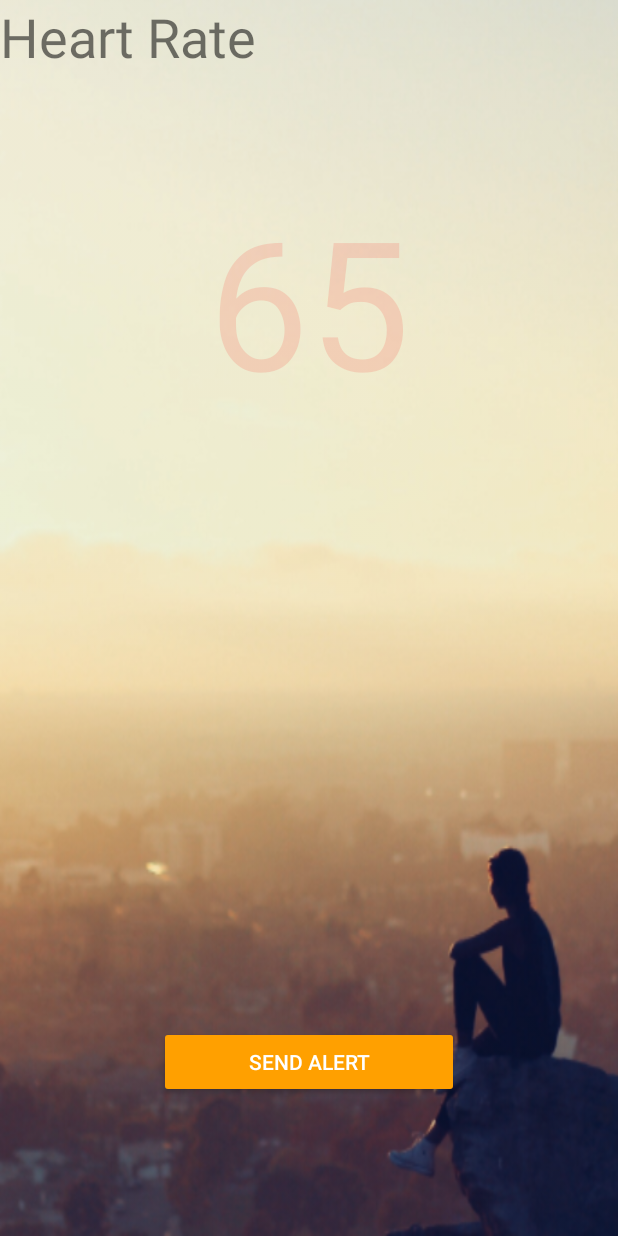
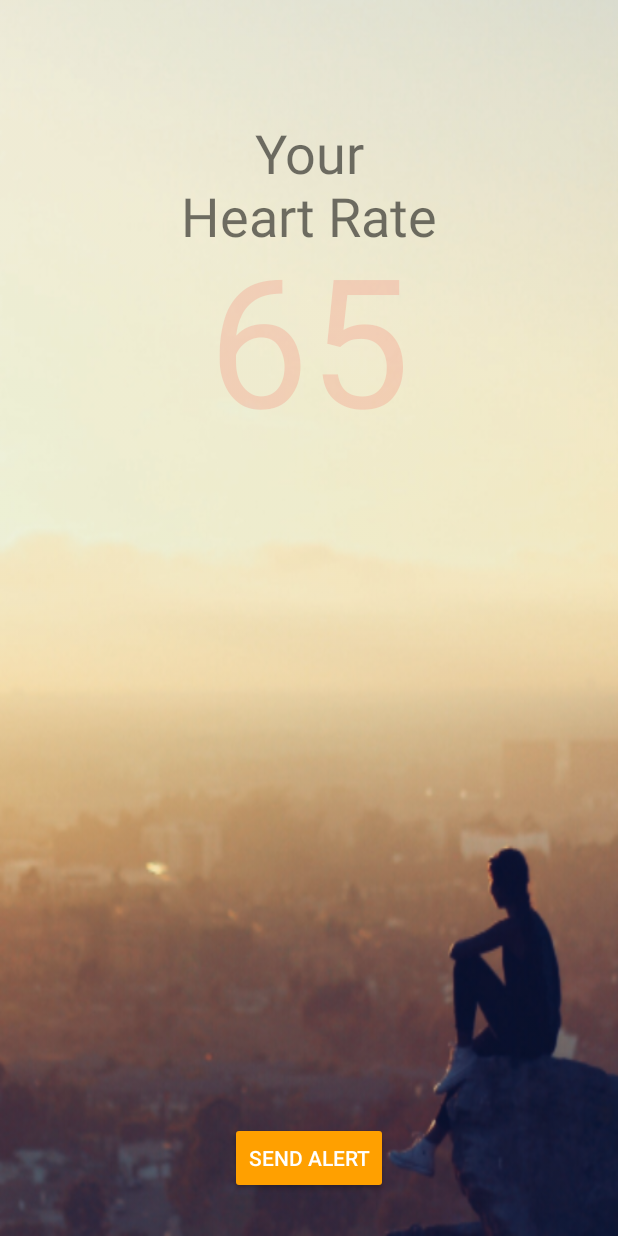
Before and after one commit to cbonoz/inventathon_ekg, an Android app: the screen it shows after launch once a user with an empty profile is signed in (MainActivity), after a tap on "CPR HELP", on a phone screen of 412 x 824 dp. Run offline under Robolectric (Android 15) with nearby library versions, the light colour scheme and no system bars; our stand-ins replace Firebase (no records; nobody signed in at launch, a user with empty details on screens opened directly); 4 statements that could not run were skipped.

Commit message:
Add cpr help button to cprfragment

```diff
--- a/app/src/main/java/com/ekg/www/inventathon/MainActivity.java
+++ b/app/src/main/java/com/ekg/www/inventathon/MainActivity.java
@@ -40,6 +40,8 @@ public class MainActivity extends FragmentActivity implements
     private final FirebaseAuth mAuth = FirebaseAuth.getInstance();
     private FirebaseAuth.AuthStateListener mAuthListener;
     private FirebaseUser user = null;
+
+    private static final String userName = "John";
 
     private Fragment homeFragment = new HomeFragment();
     private Fragment mapFragment = new DefibrillatorMapsFragment();
@@ -194,7 +196,10 @@ public class MainActivity extends FragmentActivity implements
                 // TODO: Load another fragment
                 return;
             case Constants.CPR_FRAGMENT:
+                Bundle bundle = new Bundle();
+                bundle.putString("userName", userName);
                 targetFragment = cprFragment;
+                targetFragment.setArguments(bundle);
                 break;
             case Constants.MAP_FRAGMENT:
                 targetFragment = mapFragment;
--- a/app/src/main/java/com/ekg/www/inventathon/fragments/CPRFragment.java
+++ b/app/src/main/java/com/ekg/www/inventathon/fragments/CPRFragment.java
@@ -2,8 +2,8 @@ package com.ekg.www.inventathon.fragments;
 
 import android.content.Context;
 import android.graphics.Color;
-import android.media.AudioManager;
 import android.os.Bundle;
+import android.os.CountDownTimer;
 import android.os.Handler;
 import android.os.Vibrator;
 import android.speech.tts.TextToSpeech;
@@ -17,6 +17,8 @@ import android.widget.Button;
 import android.widget.TextView;
 import android.widget.Toast;
 
+import com.ekg.www.inventathon.Constants;
+import com.ekg.www.inventathon.MainActivity;
 import com.ekg.www.inventathon.R;
 import com.google.android.gms.maps.model.LatLng;
 
@@ -27,7 +29,6 @@ import java.util.Timer;
 import java.util.TimerTask;
 
 import static android.R.attr.alpha;
-import static android.content.Context.AUDIO_SERVICE;
 import static com.google.android.gms.wearable.DataMap.TAG;
 
 /**
@@ -39,26 +40,25 @@ public class CPRFragment extends Fragment {
     private TextToSpeech t1;
 
     private Button cardiacButton;
+    private Button cprButton;
     private TextView heartTextView;
-    private static final String name = "John";
+    private String userName;
+
     private LatLng userLocation = new LatLng(-105, 54);
 
     private final String CPR_VOICE_MESSAGE = "I may be in trouble, Check my phone to help.";
-    private final String CPR_TEXT_MESSAGE =
-            name + " may need help. Current has a critically low heart rate, at location: "
-                    + userLocation.toString();
-    private static final List<String> PHONE_NUMBERS = Arrays.asList("5109266842", "8189160713");
+    private String cprTextMessage;
+    private static final List<String> PHONE_NUMBERS = Arrays.asList("5109266842");//8189160713");
     private static final int VIBRATE_DURATION_MS = 500;
 
     public CPRFragment() {
         // Required empty public constructor
-
     }
 
     private final SmsManager sms = SmsManager.getDefault();
 
     private void sendTextMessage(List<String> phoneNumbers, String message) {
-
+        Log.d(TAG, "sendTextMessage");
         for(int i=0;i<phoneNumbers.size();i++) {
             try {
                 sms.sendTextMessage(phoneNumbers.get(i), null, message, null, null);
@@ -75,15 +75,17 @@ public class CPRFragment extends Fragment {
 
     public void onPause(){
         super.onPause();
-        stopTimer();
     }
 
-    private boolean timerStarted = false;
-    private final int ONE_SEC = 1000;
-    private int lastHeartValue = 65;
+    private boolean heartTimerStarted = false;
+    private boolean voiceStarted = false;
+    private final int ONE_SEC_MS = 1000;
+    private final int COUNT_DOWN_SECS = 15;
+    private long lastHeartValue = 65;
+
     private Handler handler = new Handler();
 
-    private Runnable runnable = new Runnable() {
+    private Runnable heartRateRunnable = new Runnable() {
         @Override
         public void run() {
             double randVal = Math.random();
@@ -98,47 +100,102 @@ public class CPRFragment extends Fragment {
                 lastHeartValue = 60;
             }
             heartTextView.setText(lastHeartValue + "");
-            handler.postDelayed(this, ONE_SEC);
+            handler.postDelayed(this, ONE_SEC_MS);
+        }
+    };
+
+    private CountDownTimer alertTimer = new CountDownTimer(COUNT_DOWN_SECS * ONE_SEC_MS, ONE_SEC_MS) {
+        public void onTick(long millisUntilFinished) {
+            long timeRemaining = Math.round(millisUntilFinished / ONE_SEC_MS);
+//            mTextField.setText("seconds remaining: " + );
+            Log.d(TAG, "CountDown: " + timeRemaining);
+            lastHeartValue = Math.round(Math.random());
+            heartTextView.setText(lastHeartValue + "");
+        }
+
+        public void onFinish() {
+            cprButton.setVisibility(View.VISIBLE);
+            Log.d(TAG, "countDown done");
+//            mTextField.setText("done!");
+        }
+    };
+
+    private Runnable voiceRunnable = new Runnable() {
+        @Override
+        public void run() {
+            alertAndVibrate();
+            handler.postDelayed(this, ONE_SEC_MS * 10);
         }
     };
 
     private void startTimer() {
-        if (!timerStarted) {
-            Log.d(TAG, "startTimer");
-            handler.postDelayed(runnable, ONE_SEC);
-            timerStarted = true;
+        Log.d(TAG, "startTimer");
+        if (!heartTimerStarted) {
+            voiceStarted = false;
+            handler.postDelayed(heartRateRunnable, ONE_SEC_MS);
+            heartTimerStarted = true;
+        }
+
+        // Make sure alertTimer and voiceRunnable are off.
+        try {
+            alertTimer.cancel();
+            Log.d(TAG, "stopped alertTimer");
+        } catch (Exception e) {
+            e.printStackTrace();
+        }
+        try {
+            handler.removeCallbacks(voiceRunnable);
+            Log.d(TAG, "stopped voiceRunnable");
+        } catch (Exception e) {
+            e.printStackTrace();
         }
     }
 
     private void stopTimer() {
+        Log.d(TAG, "stopTimer");
         lastHeartValue = 0;
-        if (timerStarted) {
-            Log.d(TAG, "stopTimer");
-            handler.removeCallbacks(runnable);
+        if (heartTimerStarted) {
+            handler.removeCallbacks(heartRateRunnable);
             heartTextView.setText(lastHeartValue + "");
-            timerStarted = false;
+            heartTimerStarted = false;
+            // TODO: Uncomment when ready
+//            sendTextMessage(PHONE_NUMBERS, cprTextMessage);
+        }
+        if (!voiceStarted) {
+            voiceStarted = true;
+            // start countdown timer until alert siren.
+            try {
+                alertTimer.start();
+                handler.postDelayed(voiceRunnable, COUNT_DOWN_SECS * ONE_SEC_MS);
+            } catch (Exception e) {
+                e.printStackTrace();
+            }
+
         }
     }
 
     private void toggleTimer() {
-        if (timerStarted) {
+        if (heartTimerStarted) {
             stopTimer();
         } else {
+            cprButton.setVisibility(View.INVISIBLE);
             startTimer();
         }
     }
 
-    private void alertAndVibrateAndText() {
-        Log.d(TAG, "alertAndVibrateAndText");
-        AudioManager am = (AudioManager) getActivity().getSystemService(AUDIO_SERVICE);
-        am.setSpeakerphoneOn(true);
-        int amStreamMusicMaxVol = am.getStreamMaxVolume(am.STREAM_MUSIC);
-        am.setStreamVolume(am.STREAM_MUSIC, amStreamMusicMaxVol, 0);
-        Toast.makeText(getActivity(), CPR_VOICE_MESSAGE,Toast.LENGTH_SHORT).show();
-        t1.speak(CPR_VOICE_MESSAGE, TextToSpeech.QUEUE_FLUSH, null);
+    private void alertAndVibrate() {
+        Log.d(TAG, "alertAndVibrate");
+        Toast.makeText(getActivity(), CPR_VOICE_MESSAGE, Toast.LENGTH_SHORT).show();
         v.vibrate(VIBRATE_DURATION_MS);
-        sendTextMessage(PHONE_NUMBERS, CPR_TEXT_MESSAGE);
-        am.setSpeakerphoneOn(false);
+        // TODO: Uncomment when ready
+//        AudioManager am = (AudioManager) getActivity().getSystemService(AUDIO_SERVICE);
+//        am.setSpeakerphoneOn(true);
+//        int amStreamMusicMaxVol = am.getStreamMaxVolume(am.STREAM_MUSIC);
+//        am.setStreamVolume(am.STREAM_MUSIC, amStreamMusicMaxVol, 0);
+//        Toast.makeText(getActivity(), CPR_VOICE_MESSAGE,Toast.LENGTH_SHORT).show();
+//        t1.speak(CPR_VOICE_MESSAGE, TextToSpeech.QUEUE_FLUSH, null);
+//
+//        am.setSpeakerphoneOn(false);
     }
 
     @Override
@@ -151,6 +208,16 @@ public class CPRFragment extends Fragment {
     public View onCreateView(LayoutInflater inflater, ViewGroup container,
                              Bundle savedInstanceState) {
         final View cprView = inflater.inflate(R.layout.fragment_cpr, container, false);
+        userName = "User";
+        try {
+            userName = this.getArguments().getString("userName");
+        } catch (Exception e) {
+            e.printStackTrace();
+            userName = "User";
+        }
+        cprTextMessage = userName +
+                "may need help. Current has a critically low heart rate at location: CNSI, UCLA";
+        Log.d(TAG, "cprTextMessage: " + cprTextMessage);
 
         t1 = new TextToSpeech(getActivity(), new TextToSpeech.OnInitListener() {
             @Override
@@ -168,19 +235,26 @@ public class CPRFragment extends Fragment {
             public void onClick(View v) {
                 Log.d(TAG, "cardiac button clicked");
                 toggleTimer();
-                // for heart rate 0, send alert message.
-                if (lastHeartValue == 0) {
-                    alertAndVibrateAndText();
-                }
             }
         });
+
+        cprButton = (Button) cprView.findViewById(R.id.cpr_button);
+        cprButton.setOnClickListener(new View.OnClickListener() {
+            @Override
+            public void onClick(View v) {
+                Log.d(TAG, "cpr help button clicked");
+                ((MainActivity) getActivity()).updateFragment(Constants.MAP_FRAGMENT);
+            }
+        });
+        cprButton.setVisibility(View.INVISIBLE);
 
         heartTextView = (TextView) cprView.findViewById(R.id.heart_text_view);
         heartTextView.setTextColor(Color.argb(alpha, 255, 0, 0));
         heartTextView.setText(lastHeartValue + "");
 
         timer = new Timer();
-        timerStarted = false;
+        heartTimerStarted = false;
+        voiceStarted = false;
         startTimer();
 
         // Inflate the layout for this fragment
--- a/app/src/main/java/com/ekg/www/inventathon/fragments/DefibrillatorMapsFragment.java
+++ b/app/src/main/java/com/ekg/www/inventathon/fragments/DefibrillatorMapsFragment.java
@@ -17,7 +17,6 @@ public class DefibrillatorMapsFragment extends Fragment {
     //} implements OnMapReadyCallback {
 
     private GoogleMap mMap;
-
 
     private List<LatLng> getLocations() {
         List<LatLng> locations = new ArrayList<>();
--- a/app/src/main/java/com/ekg/www/inventathon/fragments/HomeFragment.java
+++ b/app/src/main/java/com/ekg/www/inventathon/fragments/HomeFragment.java
@@ -29,7 +29,6 @@ public class HomeFragment extends Fragment {
     private Button googleSignOutButton;
 
     private TextView appNameTextView;
-
     private WebView profileView;
 
     private FirebaseUser user;
--- a/app/src/main/res/layout/fragment_cpr.xml
+++ b/app/src/main/res/layout/fragment_cpr.xml
@@ -6,11 +6,6 @@
     >
 
     <!-- TODO: Update blank fragment layout -->
-    <TextView
-        android:layout_width="match_parent"
-        android:layout_height="match_parent"
-        android:text="Heart Rate"
-        android:textSize="36dp" />
 
     <!--<Button-->
         <!--android:id="@+id/timer_button"-->
@@ -23,27 +18,53 @@
         <!--android:layout_alignParentBottom="true"-->
         <!--android:layout_centerHorizontal="true" />-->
 
-    <Button
-        android:id="@+id/cardiac_button"
+    <TextView
         android:layout_width="200dp"
         android:layout_height="wrap_content"
-        android:layout_weight="1"
-        android:text="Send Alert"
-        android:theme="@style/ThemeOverlay.MyDarkButton"
-        android:layout_marginBottom="92dp"
-        android:layout_alignParentBottom="true"
-        android:layout_centerHorizontal="true" />
+        android:text="Your\nHeart Rate"
+        android:textSize="36dp"
+        android:gravity="center"
+        android:id="@+id/heart_rate_text"
+        android:layout_marginTop="77dp"
+        android:layout_alignParentTop="true"
+        android:layout_alignParentStart="true"
+        android:layout_alignParentEnd="true" />
 
     <TextView
         android:id="@+id/heart_text_view"
         android:layout_width="match_parent"
-        android:layout_marginTop="100dp"
         android:gravity="center"
         android:layout_height="200dp"
         android:textColor="@android:color/black"
         android:textSize="120sp"
         android:text="XX"
-        android:layout_alignParentTop="true" />
+        android:layout_marginTop="47dp"
+        android:layout_alignTop="@+id/heart_rate_text"
+        android:layout_alignParentStart="true" />
+
+    <Button
+        android:id="@+id/cardiac_button"
+        android:layout_width="wrap_content"
+        android:layout_height="wrap_content"
+        android:layout_weight="1"
+        android:text="Send Alert"
+        android:theme="@style/ThemeOverlay.MyDarkButton"
+        android:layout_marginBottom="28dp"
+        android:layout_alignParentBottom="true"
+        android:layout_centerHorizontal="true" />
+
+    <Button
+        android:id="@+id/cpr_button"
+        android:layout_width="200dp"
+        android:layout_height="wrap_content"
+        android:layout_weight="1"
+        android:text="CPR Help"
+        android:textSize="20sp"
+        android:padding="20dp"
+        android:theme="@style/ThemeOverlay.MyDangerButton"
+        android:layout_below="@+id/heart_text_view"
+        android:layout_centerHorizontal="true"
+        android:layout_marginTop="47dp" />
 
 
 </RelativeLayout>
--- a/app/src/main/res/values/strings.xml
+++ b/app/src/main/res/values/strings.xml
@@ -57,7 +57,7 @@
 
     <!-- Activity specific strings -->
     <string name="title_activity_defibrillator_maps">Nearby Defibrillators</string>
-    <string name="title_activity_main">HeartForm</string>
+    <string name="title_activity_main">prEKG</string>
 
     <!-- TODO: Remove or change this placeholder text -->
     <string name="hello_blank_fragment">Hello blank fragment</string>
--- a/app/src/main/res/values/styles.xml
+++ b/app/src/main/res/values/styles.xml
@@ -32,6 +32,22 @@
         <item name="android:textColor">@android:color/white</item>
     </style>
 
+
+    <style name="ThemeOverlay.MyPrimaryButton" parent="ThemeOverlay.AppCompat.Dark">
+        <item name="colorButtonNormal">@color/colorPrimaryDark</item>
+        <item name="android:layout_marginRight">4dp</item>
+        <item name="android:layout_marginLeft">4dp</item>
+        <item name="android:textColor">@android:color/white</item>
+    </style>
+
+    <style name="ThemeOverlay.MyDangerButton" parent="ThemeOverlay.AppCompat.Dark">
+        <item name="colorButtonNormal">@android:color/holo_red_dark</item>
+        <item name="android:layout_marginRight">4dp</item>
+        <item name="android:layout_marginLeft">4dp</item>
+        <item name="android:textColor">@android:color/white</item>
+    </style>
+
+
     <!-- Light EditTexts -->
     <style name="ThemeOverlay.MyLightEditText" parent="ThemeOverlay.AppCompat.Dark" />
 
```
Also changed, not shown: app/src/main/res/drawable/ucla_map_scaled.jpg (added), app/src/main/res/drawable/ucla_map_scaled.png (deleted).
